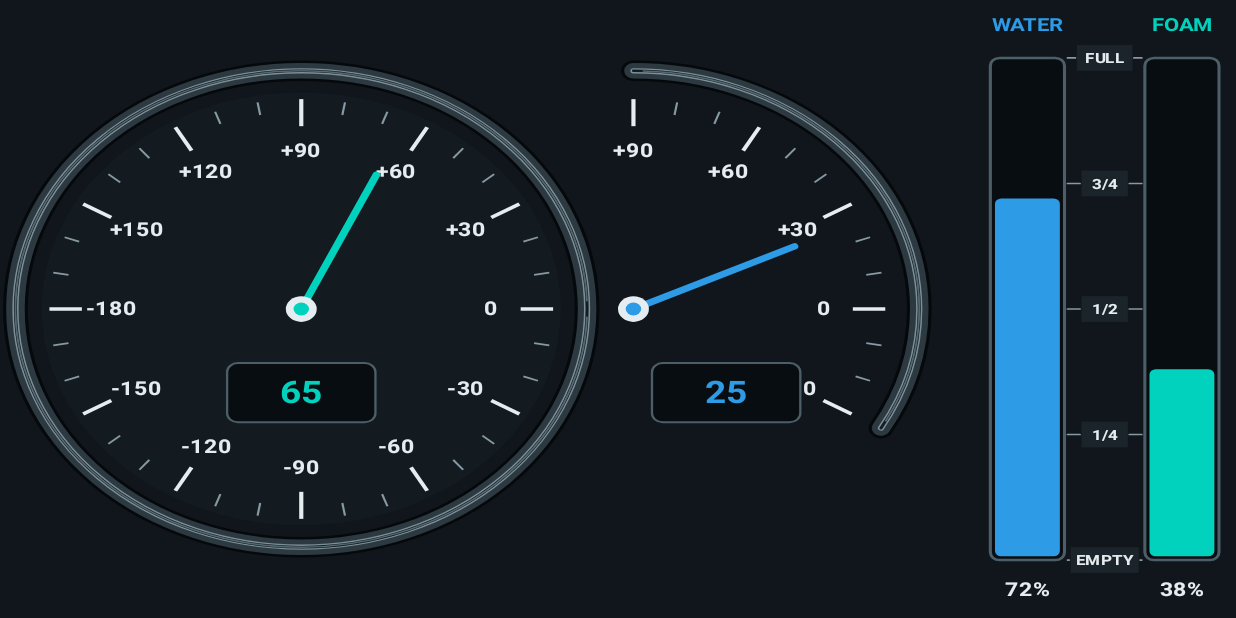
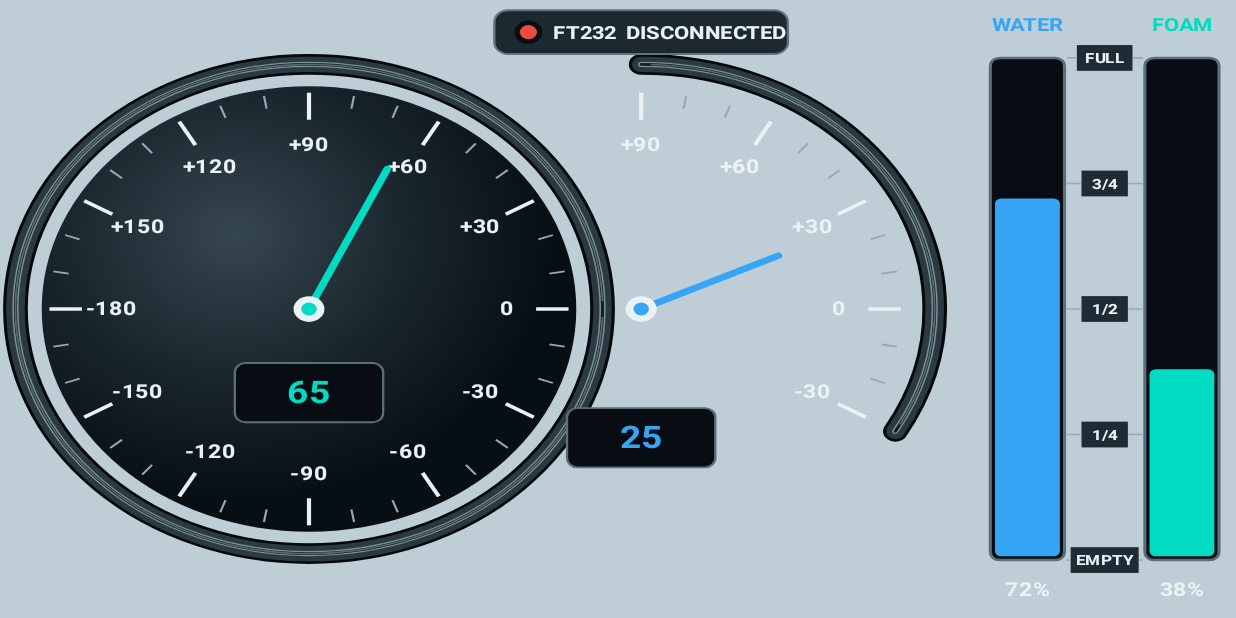
Before and after one commit to mjtavr/IndustrialHMI, an Android app: the screen it shows after launch (MainActivity), on a phone screen of 824 x 412 dp (held sideways). Run offline under Robolectric (Android 15) with nearby library versions, the phone set to English and light mode, and no system bars; libraries missing offline, so code that uses them is left out: com.hoho.android; 7 statements that could not run were skipped.

Commit message:
Update17 MainActivity.kt

```diff
--- a/app/src/main/java/com/example/industrialhmi/MainActivity.kt
+++ b/app/src/main/java/com/example/industrialhmi/MainActivity.kt
@@ -52,12 +52,17 @@ class MainActivity : Activity() {
                 if (granted) {
                     connectUsb()
                 } else {
+                    if (::hmi.isInitialized) hmi.setUsbConnected(false)
                     showMessage("USB permission denied")
                 }
             }
 
             if (intent?.action == UsbManager.ACTION_USB_DEVICE_ATTACHED) {
                 connectUsb()
+            }
+
+            if (intent?.action == UsbManager.ACTION_USB_DEVICE_DETACHED) {
+                closeUsb()
             }
         }
     }
@@ -90,6 +95,7 @@ class MainActivity : Activity() {
         val filter = IntentFilter().apply {
             addAction(permissionAction)
             addAction(UsbManager.ACTION_USB_DEVICE_ATTACHED)
+            addAction(UsbManager.ACTION_USB_DEVICE_DETACHED)
         }
 
         if (Build.VERSION.SDK_INT >= 33) {
@@ -129,7 +135,7 @@ class MainActivity : Activity() {
         }
     }
 
-    // پیدا کردن FT232 و درخواست مجوز USB
+    // پيدا کردن FT232 و درخواست مجوز USB
     private fun connectUsb() {
 
         if (serialPort != null) return
@@ -139,6 +145,7 @@ class MainActivity : Activity() {
                 .findAllDrivers(usbManager)
 
         if (drivers.isEmpty()) {
+            if (::hmi.isInitialized) hmi.setUsbConnected(false)
             return
         }
 
@@ -175,7 +182,7 @@ class MainActivity : Activity() {
         openSerialPort(driver)
     }
 
-    // باز کردن پورت سریال
+    // باز کردن پورت سريال
     private fun openSerialPort(
         driver: com.hoho.android.usbserial.driver.UsbSerialDriver
     ) {
@@ -203,6 +210,7 @@ class MainActivity : Activity() {
 
             usbConnection = connection
             serialPort = port
+            hmi.setUsbConnected(true)
 
             ioManager = SerialInputOutputManager(
                 port,
@@ -252,9 +260,10 @@ class MainActivity : Activity() {
         }
 
         usbConnection = null
+        if (::hmi.isInitialized) hmi.setUsbConnected(false)
     }
 
-    // دریافت اطلاعات؛ ممکن است هر بار فقط بخشی از فریم برسد
+    // دريافت اطلاعات؛ ممکن است هر بار فقط بخشي از فريم برسد
     private fun parseIncoming(data: ByteArray) {
 
         synchronized(rxBuffer) {
@@ -265,7 +274,7 @@ class MainActivity : Activity() {
 
             while (rxBuffer.size >= 15) {
 
-                // پیدا کردن سرآیند AA 55
+                // پيدا کردن سرآيند AA 55
                 if (rxBuffer[0] != 0xAA ||
                     rxBuffer[1] != 0x55) {
 
@@ -297,7 +306,7 @@ class MainActivity : Activity() {
                     continue
                 }
 
-                // استخراج مقادیر علامت دار 16 بیتی
+                // استخراج مقادير علامت دار 16 بيتي
                 val hRaw = signed16(frame[6], frame[7])
                 val vRaw = signed16(frame[8], frame[9])
 
@@ -305,7 +314,7 @@ class MainActivity : Activity() {
                 val foam = frame[11]
                 val status = frame[12]
 
-                // اعتبارسنجی داده ها
+                // اعتبارسنجي داده ها
                 if (hRaw in 0..36000 &&
                     vRaw in -9000..9000 &&
                     water in 0..100 &&
@@ -324,13 +333,13 @@ class MainActivity : Activity() {
                     }
                 }
 
-                // حذف فریم دریافت شده
+                // حذف فريم دريافت شده
                 repeat(15) {
                     rxBuffer.removeAt(0)
                 }
             }
 
-            // جلوگیری از رشد بی نهایت بافر در صورت داده نامعتبر
+            // جلوگيري از رشد بي نهايت بافر در صورت داده نامعتبر
             if (rxBuffer.size > 256) {
                 rxBuffer.clear()
             }
@@ -378,14 +387,21 @@ class Hmi(context: Context) : View(context) {
 
     private val p = Paint(Paint.ANTI_ALIAS_FLAG)
 
-    private val bg = Color.rgb(16, 22, 27)
-    private val pane = Color.rgb(27, 36, 43)
-    private val edge = Color.rgb(76, 94, 104)
-    private val white = Color.rgb(230, 237, 240)
-    private val mute = Color.rgb(135, 153, 163)
-    private val teal = Color.rgb(0, 210, 190)
-    private val blue = Color.rgb(45, 155, 230)
-    private val dark = Color.rgb(8, 13, 17)
+    private val bg = Color.rgb(190, 205, 214)
+    private val pane = Color.rgb(31, 44, 53)
+    private val edge = Color.rgb(91, 111, 122)
+    private val white = Color.rgb(235, 242, 246)
+    private val mute = Color.rgb(151, 169, 179)
+    private val teal = Color.rgb(0, 220, 195)
+    private val blue = Color.rgb(55, 165, 245)
+    private val dark = Color.rgb(7, 13, 18)
+
+    @Volatile private var usbConnected = false
+
+    fun setUsbConnected(connected: Boolean) {
+        usbConnected = connected
+        postInvalidate()
+    }
 
     @Volatile private var circularValue = 65f
     @Volatile private var arcValue = 25f
@@ -419,12 +435,47 @@ class Hmi(context: Context) : View(context) {
         p.color = bg
         canvas.drawRect(0f, 0f, 800f, 480f, p)
 
-        circularGauge(canvas, 195f, 240f, 185f)
-        rightArcGauge(canvas, 410f, 240f, 185f)
+        circularGauge(canvas, 200f, 240f, 190f)
+        rightArcGauge(canvas, 415f, 240f, 190f)
 
         drawLevelColumns(canvas)
+        drawConnectionStatus(canvas)
 
         canvas.restore()
+    }
+
+    private fun drawConnectionStatus(c: Canvas) {
+        val left = 320f
+        val top = 8f
+        val right = 510f
+        val bottom = 42f
+
+        p.style = Paint.Style.FILL
+        p.color = Color.rgb(28, 41, 49)
+        c.drawRoundRect(left, top, right, bottom, 9f, 9f, p)
+
+        p.style = Paint.Style.STROKE
+        p.strokeWidth = 1.5f
+        p.color = Color.rgb(95, 117, 128)
+        c.drawRoundRect(left, top, right, bottom, 9f, 9f, p)
+
+        val ledColor = if (usbConnected)
+            Color.rgb(45, 220, 115) else Color.rgb(235, 75, 65)
+
+        p.style = Paint.Style.FILL
+        p.color = Color.rgb(8, 14, 18)
+        c.drawCircle(342f, 25f, 9f, p)
+        p.color = ledColor
+        c.drawCircle(342f, 25f, 5.5f, p)
+
+        p.color = white
+        p.textSize = 14f
+        p.typeface = Typeface.create("sans-serif", Typeface.BOLD)
+        p.textAlign = Paint.Align.LEFT
+        c.drawText(
+            if (usbConnected) "FT232  CONNECTED" else "FT232  DISCONNECTED",
+            358f, 30f, p
+        )
     }
 
     private fun draw3DBezel(
@@ -541,12 +592,22 @@ class Hmi(context: Context) : View(context) {
         draw3DBezel(c, cx, cy, r, 0f, 360f)
 
         p.style = Paint.Style.FILL
-        p.color = Color.rgb(19, 27, 33)
+        p.shader = RadialGradient(
+            cx - 48f, cy - 58f, r + 15f,
+            intArrayOf(
+                Color.rgb(54, 70, 79),
+                Color.rgb(24, 36, 44),
+                Color.rgb(8, 15, 20)
+            ),
+            floatArrayOf(0f, 0.58f, 1f),
+            Shader.TileMode.CLAMP
+        )
         c.drawCircle(cx, cy, r - 17f, p)
+        p.shader = null
 
         drawTicks(c, cx, cy, r, 170, -180, 10)
 
-        // تبدیل زاویه 0..360 به بازه -180..180 برای عقربه
+        // تبديل زاويه 0..360 به بازه -180..180 براي عقربه
         val needleDegree =
             if (circularValue > 180f)
                 circularValue - 360f
@@ -589,11 +650,12 @@ class Hmi(context: Context) : View(context) {
 
         drawTicks(c, cx, cy, r, 90, -30, 10)
 
-        // این قوس از +90 تا -30 درجه نمایش داده می شود
+        // اين قوس از +90 تا -30 درجه نمايش داده مي شود
         val needleDegree = arcValue.coerceIn(-30f, 90f)
 
         val angle = Math.toRadians(-needleDegree.toDouble())
-        val needleLength = r - 70f
+        // Keep the pointer tip clearly inside the scale numbers.
+        val needleLength = r - 92f
 
         val nx = cx + cos(angle).toFloat() * needleLength
         val ny = cy + sin(angle).toFloat() * needleLength
@@ -613,7 +675,7 @@ class Hmi(context: Context) : View(context) {
         c.drawCircle(cx, cy, 5f, p)
 
         drawDigitalValue(
-            c, cx + 60f, cy + 65f,
+            c, cx, cy + 100f,
             arcValue, blue
         )
     }
```
